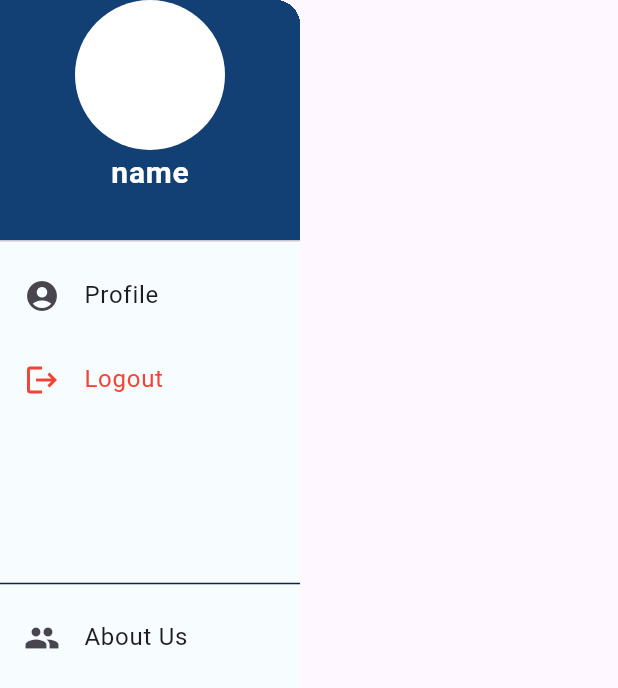
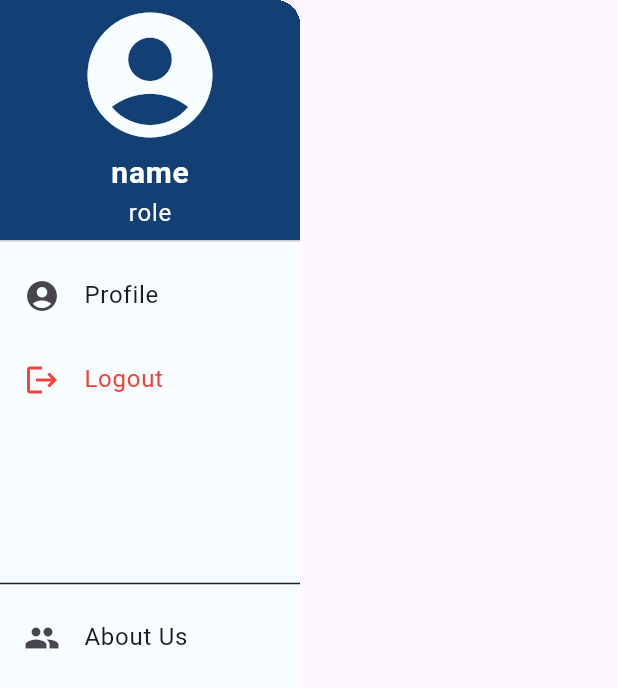
Before and after one commit to RyanRichardsR/QuickMark, a Flutter app: the SideMenu widget shown alone on an empty page, opened directly, on a phone screen of 412 x 824 dp. Shown: the top 688 px of the screen. Run offline on Flutter 3.47's test engine with Material 3 defaults, Android fonts, the phone set to English and light mode, and no system bars; our stand-ins replace permission_handler, shared_preferences; missing offline and left inert: bluetooth_low_energy, flutter_randomcolor; accounts and stored records are empty; network calls fail.

Commit message:
Added some more detail to the side menu and added a drop menu on course cards if we ever want to use them in the future

```diff
--- a/quickmark_mobile/lib/Pages/class_prof.dart
+++ b/quickmark_mobile/lib/Pages/class_prof.dart
@@ -84,7 +84,7 @@ class _ClassProfState extends State<ClassProf> {
           ],
         ),
       ),
-      endDrawer: SideMenu(name: 'name'),
+      endDrawer: const SideMenu(name: 'name', role: 'role'),
       body: Center(
         child: Column(
           mainAxisAlignment: MainAxisAlignment.center,
--- a/quickmark_mobile/lib/Pages/dashboard.dart
+++ b/quickmark_mobile/lib/Pages/dashboard.dart
@@ -94,7 +94,7 @@ class _DashboardState extends State<Dashboard> {
       ),
 
       // This is the side menu
-      endDrawer: SideMenu(name: widget.user["firstName"]),
+      endDrawer: SideMenu(name: widget.user["firstName"], role: widget.user["role"]),
 
       body: Padding(
         padding: const EdgeInsets.all(20.0),
@@ -147,6 +147,7 @@ class _DashboardState extends State<Dashboard> {
                           title: courses[index].className,
                           subtitle: courses[index].joinCode,
                           color: RandomColor.getColorObject(Options(luminosity: Luminosity.light)),
+                          user: widget.user,
                         ),
                       );
                     }
--- a/quickmark_mobile/lib/components/side_menu.dart
+++ b/quickmark_mobile/lib/components/side_menu.dart
@@ -11,10 +11,12 @@ const navy = Color(0xFF0B2545) ;
 
 class SideMenu extends StatelessWidget {
   final String name;
+  final String role;
 
   const SideMenu({
     super.key,
-    required this.name
+    required this.name,
+    required this.role
   });
 
   Future<void> logoutUser() async{
@@ -35,11 +37,13 @@ class SideMenu extends StatelessWidget {
             padding: EdgeInsets.zero,
             child: Column(
               children: [
-                const CircleAvatar(
-                  radius: 50,
-                  backgroundColor: Colors.white,
+                const Icon(
+                  Icons.account_circle,
+                  size: 100,
+                  color: white,
                 ),
                 Text(name, style: const TextStyle(color: Colors.white, fontSize: 20, fontWeight: FontWeight.bold),),
+                Text(role, style: const TextStyle(color: Colors.white, fontSize: 16),)
               ],
             ),
           ),
```
Also changed, not shown: quickmark_mobile/lib/components/course_card.dart (+64 -8 lines).
